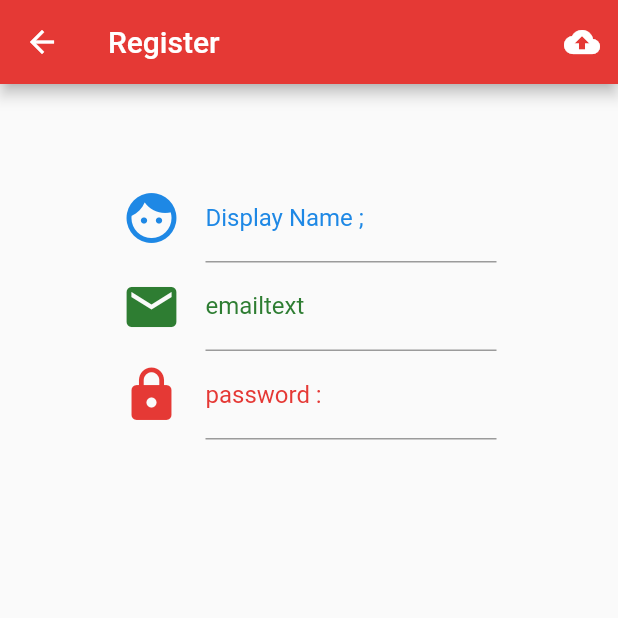
After one commit to SuperHassadin/TongNews, a Flutter app: the Register screen opened directly, on a phone screen of 412 x 824 dp, the top half of it. The commit adds this screen. Run offline on Flutter 3.47's test engine with Material 2 defaults, Android fonts, the phone set to English and light mode, and no system bars.

Commit message:
design UI Success

```diff
--- a/lib/main.dart
+++ b/lib/main.dart
@@ -1,6 +1,7 @@
 import 'package:flutter/material.dart';
 import 'package:tong_news/screens/authen.dart';
 import 'package:flutter/services.dart';
+import 'package:tong_news/screens/register.dart';
 
 main() {
   runApp(MyApp());
@@ -11,8 +12,8 @@ class MyApp extends StatelessWidget {
   Widget build(BuildContext context) {
     SystemChrome.setPreferredOrientations(
         [DeviceOrientation.portraitUp, DeviceOrientation.portraitDown]);
-    return MaterialApp(
-      home: Authen(),
+    return MaterialApp(debugShowCheckedModeBanner: false,
+      home: Authen()
     );
   }
 }
--- a/lib/screens/authen.dart
+++ b/lib/screens/authen.dart
@@ -30,15 +30,20 @@ class _AuthenState extends State<Authen> {
   }
 
   Widget signUp() {
-    return RaisedButton(color: Colors.blue[200],
+    return RaisedButton(
+      color: Colors.blue[200],
       child: Text('Sign Up'),
       onPressed: () {},
     );
   }
 
   Widget signIn() {
-    return RaisedButton(color: Colors.blue[800],
-      child: Text('sign In',style: TextStyle(color: Colors.white),),
+    return RaisedButton(
+      color: Colors.blue[800],
+      child: Text(
+        'sign In',
+        style: TextStyle(color: Colors.white),
+      ),
       onPressed: () {},
     );
   }
@@ -100,6 +105,12 @@ class _AuthenState extends State<Authen> {
     return Scaffold(
       resizeToAvoidBottomPadding: false,
       body: Container(
+        decoration: BoxDecoration(
+          gradient: RadialGradient(
+            colors: [Colors.white, Colors.blue[700]],
+            radius: 2.0, center: Alignment(0, 0)
+          ),
+        ),
         padding: EdgeInsets.only(top: 80.0),
         alignment: Alignment.topCenter,
         child: Column(
--- /dev/null
+++ b/lib/screens/register.dart
@@ -0,0 +1,91 @@
+import 'package:flutter/material.dart';
+
+class Register extends StatefulWidget {
+  @override
+  _RegisterState createState() => _RegisterState();
+}
+
+class _RegisterState extends State<Register> {
+  Widget uploadButton() {
+    return IconButton(
+      icon: Icon(Icons.cloud_upload),
+      onPressed: () {},
+    );
+  }
+
+  Widget nameText() {
+    return Container(
+      width: 250.0,
+      child: TextFormField(
+        decoration: InputDecoration(
+          labelText: 'Display Name ;',
+          labelStyle: TextStyle(
+            color: Colors.blue[600],
+          ),
+          hintText: 'Your first Name',
+          icon: Icon(
+            Icons.face,
+            color: Colors.blue[600],
+            size: 40.0,
+          ),
+        ),
+      ),
+    );
+  }
+
+  Widget userText() {
+    return Container(
+      width: 250.0,
+      child: TextFormField(
+        decoration: InputDecoration(
+          labelText: 'emailtext',
+          labelStyle: TextStyle(color: Colors.green[800]),
+          hintText: 'yougmail.com',
+          icon: Icon(
+            Icons.email,
+            color: Colors.green[800],
+            size: 40.0,
+          ),
+        ),
+      ),
+    );
+  }
+
+  Widget passwordText() {
+    return Container(
+      width: 250.0,
+      child: TextFormField(
+        decoration: InputDecoration(
+            labelText: 'password :',
+            labelStyle: TextStyle(color: Colors.red[600]),
+            hintText: 'More 6 Charactor',
+            icon: Icon(
+              Icons.lock,
+              color: Colors.red[600],
+              size: 40.0,
+            )),
+      ),
+    );
+  }
+
+  @override
+  Widget build(BuildContext context) {
+    return Scaffold(
+      appBar: AppBar(actions: <Widget>[uploadButton()],
+        backgroundColor: Colors.red[600],
+        title: Text('Register'),
+      ),
+      body: Container(
+        alignment: Alignment.topCenter,
+        padding: EdgeInsets.only(top: 60.0),
+        child: Column(
+          children: <Widget>[
+            nameText(),
+            userText(),
+            passwordText(),
+          ],
+        ),
+      ),
+    );
+  }
+}
```
